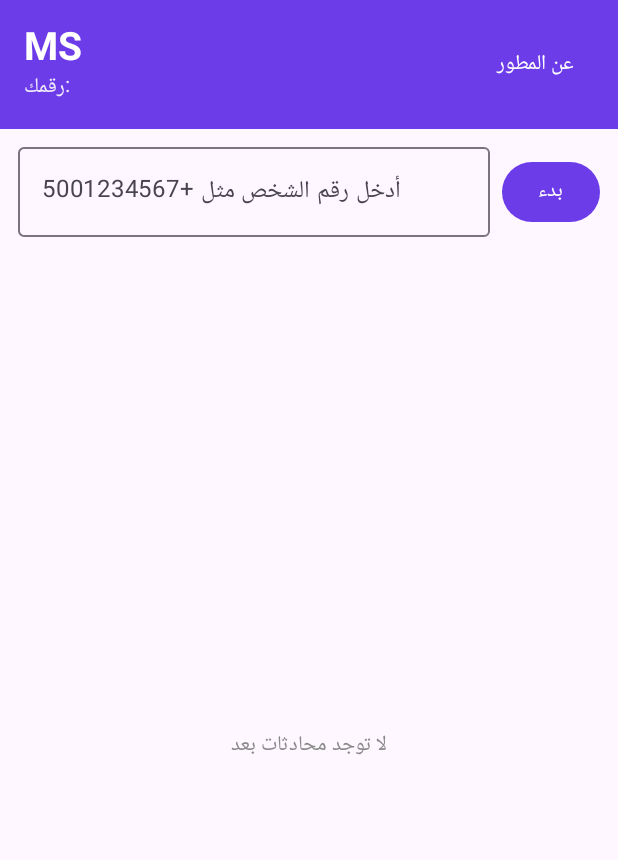
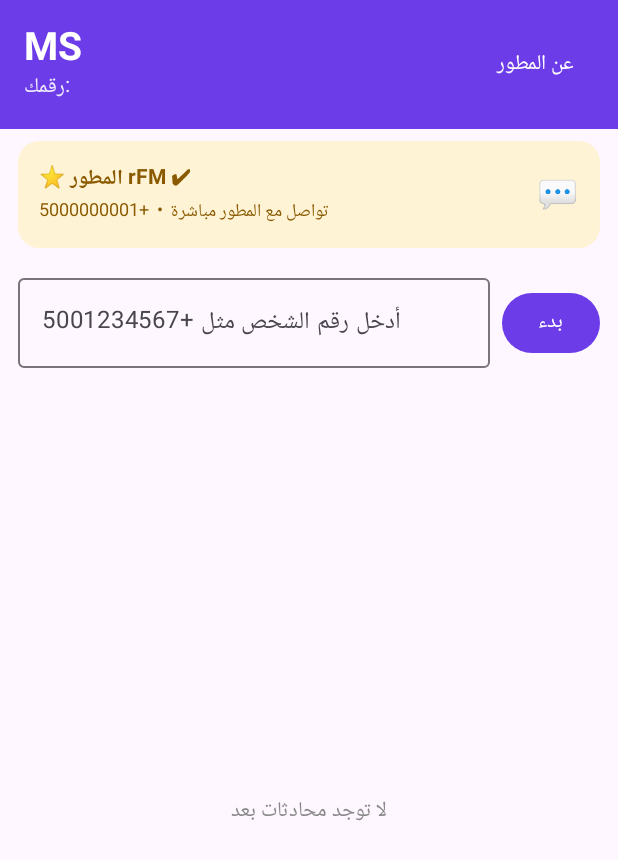
Before and after one commit to mohkl/MSS, an Android app built with Jetpack Compose: the composable Home called with empty values, after a tap on "بدء", on a phone screen of 412 x 824 dp. Shown: the top 860 px of the screen. Run offline under Robolectric (Android 15) with nearby library versions, the phone set to English and light mode, and no system bars; our stand-ins replace Firebase (no records; nobody signed in at launch, a user with empty details on screens opened directly).

Commit message:
Add developer label and update number generation

```diff
--- a/app/src/main/java/com/rfm/ms/MainActivity.kt
+++ b/app/src/main/java/com/rfm/ms/MainActivity.kt
@@ -36,7 +36,11 @@ import kotlinx.coroutines.tasks.await
 import kotlin.random.Random
 
 val Purple = Color(0xFF6C3CE9)
+val Gold = Color(0xFFFFB300)
+const val DEV_NUMBER = "+5000000001"
 private val db get() = FirebaseFirestore.getInstance()
+
+fun label(n: String) = if (n == DEV_NUMBER) "⭐ المطور rFM ✔" else n
 
 data class Chat(val id: String, val peer: String, val last: String, val ts: Long)
 data class Msg(val from: String, val text: String, val ts: Long)
@@ -47,7 +51,8 @@ suspend fun ensureNumber(): Pair<String, String> {
     val uid = auth.currentUser?.uid ?: auth.signInAnonymously().await().user!!.uid
     db.collection("users").document(uid).get().await().getString("number")?.let { return uid to it }
     while (true) {
-        val n = "+500" + (1..7).joinToString("") { Random.nextInt(10).toString() }
+        // أول رقم بعد 500 من 1 إلى 9 حتى لا يتعارض مع أرقام المطور المحجوزة (+5000...)
+        val n = "+500" + Random.nextInt(1, 10) + (1..6).joinToString("") { Random.nextInt(10).toString() }
         val ref = db.collection("numbers").document(n)
         val ok = db.runTransaction(Transaction.Function { t ->
             if (t.get(ref).exists()) false else { t.set(ref, mapOf("uid" to uid)); true }
@@ -89,7 +94,6 @@ fun App() {
     }
 }
 
-@OptIn(ExperimentalMaterial3Api::class)
 @Composable
 fun Home(uid: String, number: String, open: (Chat) -> Unit, onAbout: () -> Unit) {
     val ctx = LocalContext.current
@@ -107,8 +111,7 @@ fun Home(uid: String, number: String, open: (Chat) -> Unit, onAbout: () -> Unit)
         onDispose { reg.remove() }
     }
 
-    fun start() {
-        val p = peer.trim()
+    fun start(p: String) {
         scope.launch {
             try {
                 val pu = db.collection("numbers").document(p).get().await().getString("uid")
@@ -124,11 +127,14 @@ fun Home(uid: String, number: String, open: (Chat) -> Unit, onAbout: () -> Unit)
         }
     }
 
+    val iAmDev = number == DEV_NUMBER
     Column(Modifier.fillMaxSize()) {
         Row(Modifier.fillMaxWidth().background(Purple).padding(16.dp), verticalAlignment = Alignment.CenterVertically) {
             Column(Modifier.weight(1f)) {
                 Text("MS", color = Color.White, fontSize = 26.sp, fontWeight = FontWeight.Bold)
-                Text("رقمك: $number", color = Color.White.copy(alpha = .9f),
+                Text(if (iAmDev) "⭐ رقمك (المطور) ✔: $number" else "رقمك: $number",
+                    color = if (iAmDev) Gold else Color.White.copy(alpha = .9f),
+                    fontWeight = if (iAmDev) FontWeight.Bold else FontWeight.Normal,
                     modifier = Modifier.clickable {
                         (ctx.getSystemService(Context.CLIPBOARD_SERVICE) as ClipboardManager)
                             .setPrimaryClip(ClipData.newPlainText("number", number))
@@ -137,16 +143,32 @@ fun Home(uid: String, number: String, open: (Chat) -> Unit, onAbout: () -> Unit)
             }
             TextButton(onClick = onAbout) { Text("عن المطور", color = Color.White) }
         }
+
+        // بطاقة المطور المميزة
+        if (!iAmDev) {
+            Row(Modifier.fillMaxWidth().padding(horizontal = 12.dp, vertical = 8.dp)
+                .background(Color(0xFFFFF3D6), RoundedCornerShape(14.dp))
+                .clickable { start(DEV_NUMBER) }.padding(14.dp),
+                verticalAlignment = Alignment.CenterVertically) {
+                Column(Modifier.weight(1f)) {
+                    Text("⭐ المطور rFM ✔", fontWeight = FontWeight.Bold, color = Color(0xFF8A5A00))
+                    Text("تواصل مع المطور مباشرة  •  $DEV_NUMBER", color = Color(0xFF8A5A00), fontSize = 12.sp)
+                }
+                Text("💬", fontSize = 22.sp)
+            }
+        }
+
         Row(Modifier.padding(12.dp), verticalAlignment = Alignment.CenterVertically) {
             OutlinedTextField(peer, { peer = it }, Modifier.weight(1f), singleLine = true,
                 placeholder = { Text("أدخل رقم الشخص مثل +5001234567") })
             Spacer(Modifier.width(8.dp))
-            Button(onClick = { start() }, colors = ButtonDefaults.buttonColors(containerColor = Purple)) { Text("بدء") }
+            Button(onClick = { start(peer.trim()) }, colors = ButtonDefaults.buttonColors(containerColor = Purple)) { Text("بدء") }
         }
         if (chats.isEmpty()) Box(Modifier.fillMaxSize(), Alignment.Center) { Text("لا توجد محادثات بعد", color = Color.Gray) }
         LazyColumn { items(chats) { c ->
             Column(Modifier.fillMaxWidth().clickable { open(c) }.padding(horizontal = 16.dp, vertical = 12.dp)) {
-                Text(c.peer, fontWeight = FontWeight.Bold)
+                Text(label(c.peer), fontWeight = FontWeight.Bold,
+                    color = if (c.peer == DEV_NUMBER) Color(0xFFB57F00) else Color.Unspecified)
                 Text(c.last, color = Color.Gray, maxLines = 1)
             }
             HorizontalDivider()
@@ -172,16 +194,19 @@ fun ChatScreen(uid: String, number: String, chat: Chat, back: () -> Unit) {
     Column(Modifier.fillMaxSize().imePadding()) {
         Row(Modifier.fillMaxWidth().background(Purple).padding(8.dp), verticalAlignment = Alignment.CenterVertically) {
             TextButton(onClick = back) { Text("رجوع", color = Color.White) }
-            Text(chat.peer, color = Color.White, fontWeight = FontWeight.Bold, fontSize = 18.sp)
+            Text(label(chat.peer), color = if (chat.peer == DEV_NUMBER) Gold else Color.White,
+                fontWeight = FontWeight.Bold, fontSize = 18.sp)
         }
         LazyColumn(Modifier.weight(1f).padding(horizontal = 8.dp), state = listState) {
             items(msgs) { m ->
                 val mine = m.from == uid
+                val fromDev = (mine && number == DEV_NUMBER) || (!mine && chat.peer == DEV_NUMBER)
+                val bg = if (fromDev) Gold else if (mine) Purple else Color(0xFFEDE7FB)
+                val fg = if (fromDev) Color.Black else if (mine) Color.White else Color.Black
                 Row(Modifier.fillMaxWidth().padding(vertical = 3.dp),
                     horizontalArrangement = if (mine) Arrangement.Start else Arrangement.End) {
-                    Text(m.text, color = if (mine) Color.White else Color.Black,
-                        modifier = Modifier.widthIn(max = 280.dp)
-                            .background(if (mine) Purple else Color(0xFFEDE7FB), RoundedCornerShape(14.dp)).padding(10.dp))
+                    Text(m.text, color = fg,
+                        modifier = Modifier.widthIn(max = 280.dp).background(bg, RoundedCornerShape(14.dp)).padding(10.dp))
                 }
             }
         }
@@ -210,12 +235,13 @@ fun About(back: () -> Unit) {
         Spacer(Modifier.height(16.dp))
         Text("تطبيق MS للمحادثات", fontSize = 20.sp, fontWeight = FontWeight.Bold)
         Spacer(Modifier.height(24.dp))
-        Text("المطور: rFM", fontSize = 18.sp)
+        Text("⭐ المطور: rFM ✔", fontSize = 18.sp, fontWeight = FontWeight.Bold, color = Color(0xFFB57F00))
+        Text("رقم داخل التطبيق: $DEV_NUMBER", color = Color.Gray)
         Text("+201027814323", color = Color.Gray)
         Spacer(Modifier.height(12.dp))
         Button(colors = ButtonDefaults.buttonColors(containerColor = Purple), onClick = {
             ctx.startActivity(Intent(Intent.ACTION_VIEW, Uri.parse("https://wa.me/201027814323")))
-        }) { Text("تواصل مع المطور") }
+        }) { Text("تواصل مع المطور على واتساب") }
         TextButton(onClick = back) { Text("رجوع") }
     }
 }
```
